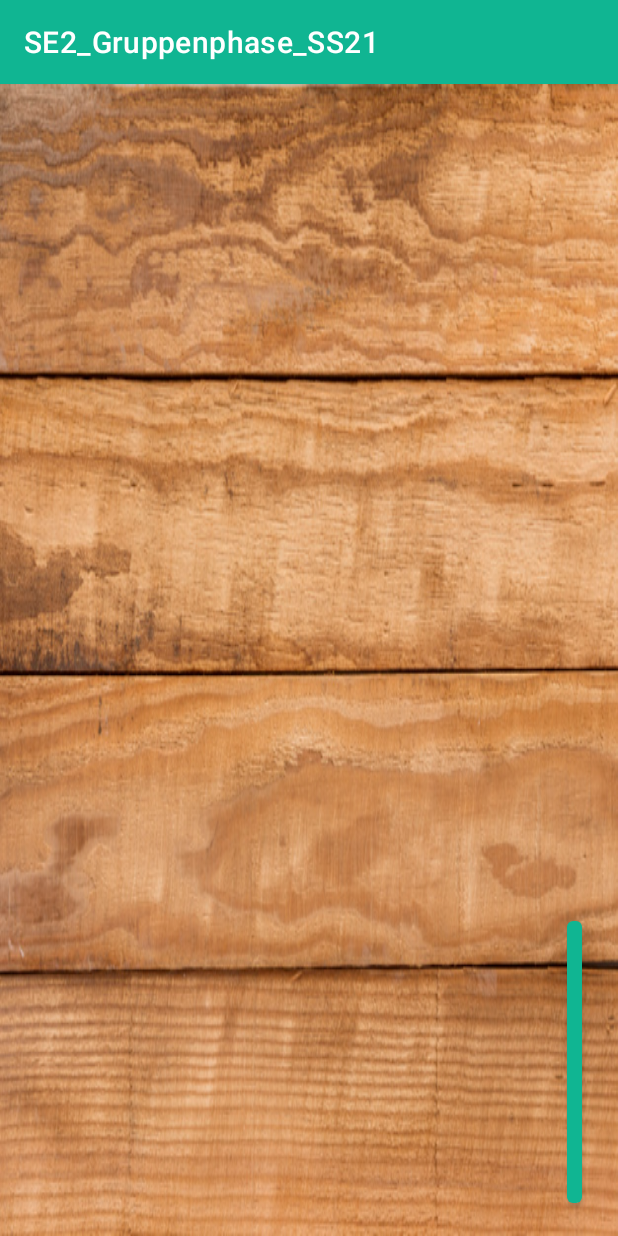
After one commit to tweekzter/SE2_Gruppenphase_SS21_GruppeE, an Android app: the Dice screen opened directly, with no data from a screen before it, on a phone screen of 412 x 824 dp. The commit adds this screen. Run offline under Robolectric (Android 15) with nearby library versions, the phone set to English and light mode, and no system bars.

Commit message:
background created

```diff
--- a/app/build.gradle
+++ b/app/build.gradle
@@ -54,6 +54,7 @@ dependencies {
     implementation 'androidx.legacy:legacy-support-v4:1.0.0'
     implementation 'androidx.navigation:navigation-fragment:2.2.2'
     implementation 'androidx.navigation:navigation-ui:2.2.2'
+    implementation 'com.android.support.constraint:constraint-layout:1.1.3'
     testImplementation 'junit:junit:4.+'
     androidTestImplementation 'androidx.test.ext:junit:1.1.2'
     androidTestImplementation 'androidx.test.espresso:espresso-core:3.3.0'
--- a/app/src/main/AndroidManifest.xml
+++ b/app/src/main/AndroidManifest.xml
@@ -1,6 +1,6 @@
 <?xml version="1.0" encoding="utf-8"?>
 <manifest xmlns:android="http://schemas.android.com/apk/res/android"
-    package="com.example.se2_gruppenphase_ss21">
+    package="com.example.se2_gruppenphase_ss21" >
 
     <application
         android:allowBackup="true"
@@ -8,9 +8,11 @@
         android:label="@string/app_name"
         android:roundIcon="@mipmap/ic_launcher_round"
         android:supportsRtl="true"
-        android:theme="@style/Theme.SE2_Gruppenphase_SS21">
+        android:theme="@style/Theme.SE2_Gruppenphase_SS21" >
+        <activity android:name=".Dice" >
+        </activity>
         <activity android:name=".MenuActivity" />
-        <activity android:name=".MainActivity">
+        <activity android:name=".MainActivity" >
             <intent-filter>
                 <action android:name="android.intent.action.MAIN" />
 
--- /dev/null
+++ b/app/src/main/java/com/example/se2_gruppenphase_ss21/Dice.java
@@ -0,0 +1,13 @@
+package com.example.se2_gruppenphase_ss21;
+
+import androidx.appcompat.app.AppCompatActivity;
+import android.os.Bundle;
+
+public class Dice extends AppCompatActivity {
+
+    @Override
+    protected void onCreate(Bundle savedInstanceState) {
+        super.onCreate(savedInstanceState);
+        setContentView(R.layout.activity_dice);
+    }
+}
--- a/app/src/main/java/com/example/se2_gruppenphase_ss21/MenuFragment.java
+++ b/app/src/main/java/com/example/se2_gruppenphase_ss21/MenuFragment.java
@@ -60,6 +60,7 @@ public class MenuFragment extends Fragment {
     public View onCreateView(LayoutInflater inflater, ViewGroup container,
                              Bundle savedInstanceState) {
         // Inflate the layout for this fragment
+
         View view = inflater.inflate(R.layout.fragment_menu, container, false);
 
         Button rulesButton = view.findViewById(R.id.button_rules);
--- /dev/null
+++ b/app/src/main/res/layout/activity_dice.xml
@@ -0,0 +1,21 @@
+<?xml version="1.0" encoding="utf-8"?>
+<androidx.constraintlayout.widget.ConstraintLayout xmlns:android="http://schemas.android.com/apk/res/android"
+    xmlns:app="http://schemas.android.com/apk/res-auto"
+    xmlns:tools="http://schemas.android.com/tools"
+    android:layout_width="match_parent"
+    android:layout_height="match_parent"
+    android:background="@drawable/game_background"
+    tools:context=".Dice">
+
+  <Button
+      android:id="@+id/button4"
+      android:layout_width="10dp"
+      android:layout_height="200dp"
+      android:layout_marginEnd="24dp"
+      android:layout_marginBottom="16dp"
+      android:text="Button"
+      app:layout_constraintBottom_toBottomOf="parent"
+      app:layout_constraintEnd_toEndOf="parent"
+      tools:visibility="visible" />
+
+</androidx.constraintlayout.widget.ConstraintLayout>
```
Also changed, not shown: app/src/main/res/drawable/game_background.jpg (added).
